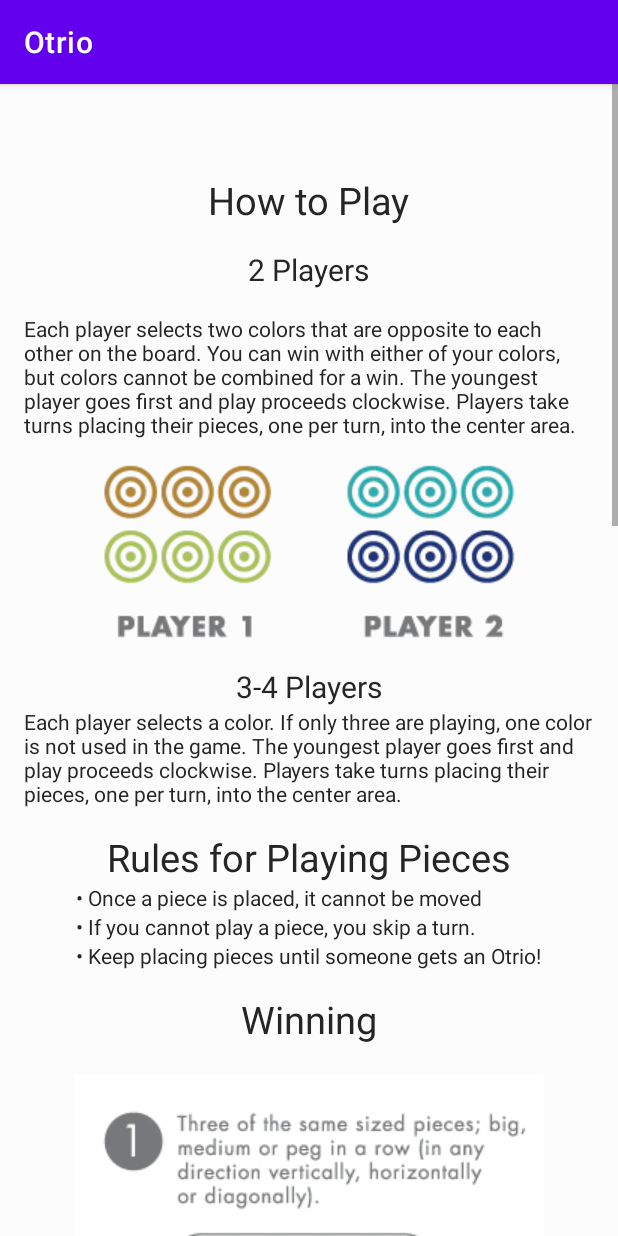
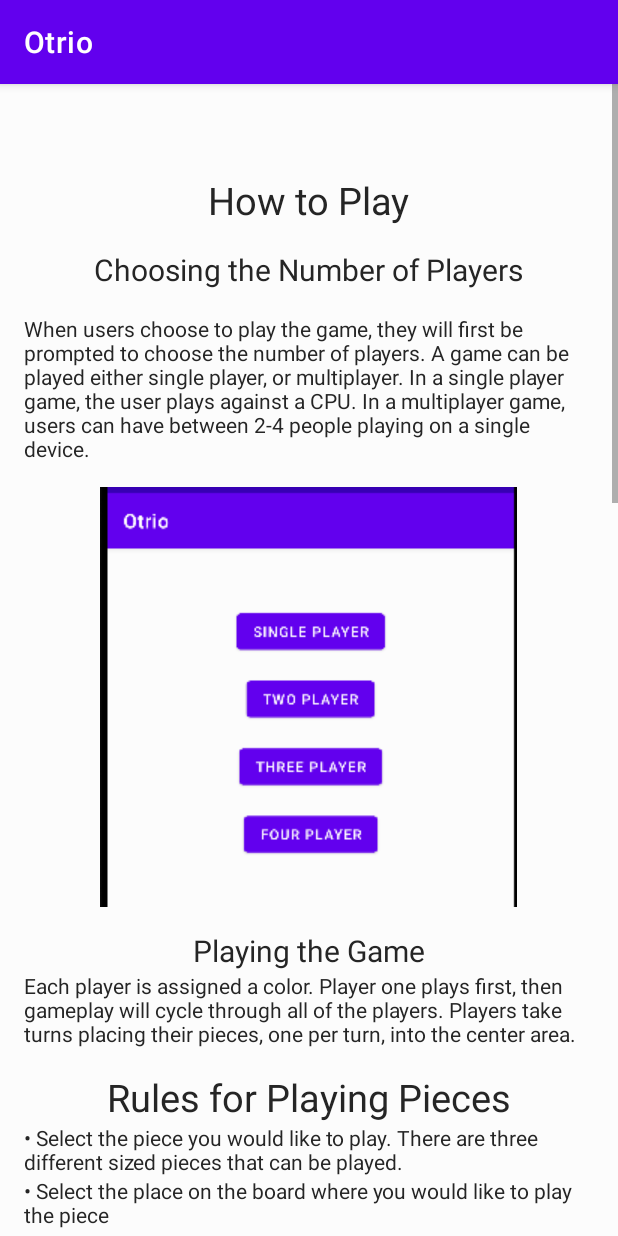
Before and after one commit to ammarkn/otrio-app, an Android app: the InstructionsActivity screen opened directly, with no data from a screen before it, on a phone screen of 412 x 824 dp. Run offline under Robolectric (Android 15) with nearby library versions, the phone set to English and light mode, and no system bars.

Commit message:
Updated instructions

```diff
--- a/app/src/main/res/layout/activity_instructions.xml
+++ b/app/src/main/res/layout/activity_instructions.xml
@@ -1,6 +1,5 @@
 <?xml version="1.0" encoding="utf-8"?>
 <androidx.constraintlayout.widget.ConstraintLayout xmlns:android="http://schemas.android.com/apk/res/android"
-    xmlns:app="http://schemas.android.com/apk/res-auto"
     xmlns:tools="http://schemas.android.com/tools"
     android:layout_width="match_parent"
     android:layout_height="match_parent"
@@ -22,7 +21,7 @@
         <TextView
             android:layout_width="wrap_content"
             android:layout_height="wrap_content"
-            android:text="How to Play"
+            android:text="@string/how_to_play"
             android:textSize="25sp"
             android:layout_marginBottom="15dp"
             android:textColor="@color/text_color"
@@ -31,7 +30,7 @@
         <TextView
             android:layout_width="wrap_content"
             android:layout_height="wrap_content"
-            android:text="2 Players"
+            android:text="@string/choosing_the_number_of_players"
             android:textSize="20sp"
             android:textColor="@color/text_color"
             />
@@ -39,20 +38,20 @@
             android:padding="16dp"
             android:layout_width="wrap_content"
             android:layout_height="wrap_content"
-            android:text="Each player selects two colors that are opposite to each other on the board. You can win with either of your colors, but colors cannot be combined for a win. The youngest player goes first and play proceeds clockwise. Players take turns placing their pieces, one per turn, into the center area."
+            android:text="@string/choose_players_dialogue"
             android:textColor="@color/text_color"
             />
         <ImageView
             android:layout_width="wrap_content"
             android:layout_height="wrap_content"
-            android:src="@drawable/two_players"
+            android:src="@drawable/choose_players"
             android:layout_marginBottom="15dp"
             android:textColor="@color/text_color"
             />
         <TextView
             android:layout_width="wrap_content"
             android:layout_height="wrap_content"
-            android:text="3-4 Players"
+            android:text="@string/playing_the_game"
             android:textSize="20sp"
             android:textColor="@color/text_color"
             />
@@ -61,7 +60,7 @@
             android:paddingHorizontal="16dp"
             android:layout_width="wrap_content"
             android:layout_height="wrap_content"
-            android:text="Each player selects a color. If only three are playing, one color is not used in the game. The youngest player goes first and play proceeds clockwise. Players take turns placing their pieces, one per turn, into the center area."
+            android:text="@string/playing_game_dialogue"
             android:layout_marginBottom="15dp"
             android:textColor="@color/text_color"
             />
@@ -69,7 +68,7 @@
         <TextView
             android:layout_width="wrap_content"
             android:layout_height="wrap_content"
-            android:text="Rules for Playing Pieces"
+            android:text="@string/rules_for_playing_pieces"
             android:textSize="25sp"
             android:textColor="@color/text_color"
             />
@@ -82,28 +81,46 @@
         <TextView
             android:layout_width="wrap_content"
             android:layout_height="wrap_content"
-            android:text="• Once a piece is placed, it cannot be moved"
+            android:text="@string/rule_1"
             android:textColor="@color/text_color"
+            android:paddingHorizontal="16dp"
             />
         <TextView
             android:layout_width="wrap_content"
             android:layout_height="wrap_content"
-            android:text="• If you cannot play a piece, you skip a turn."
+            android:text="@string/rule_2"
+            android:textColor="@color/text_color"
+            android:paddingHorizontal="16dp"
+            />
+        <TextView
+            android:layout_width="wrap_content"
+            android:layout_height="wrap_content"
+            android:text="@string/rule_3"
+            android:textColor="@color/text_color"
+            android:paddingHorizontal="16dp"
+            />
+
+        <TextView
+            android:layout_width="wrap_content"
+            android:layout_height="wrap_content"
+            android:text="@string/rule_4"
+            android:textColor="@color/text_color"
+            android:paddingHorizontal="16dp"
+            />
+        </LinearLayout>
+
+        <ImageView
+            android:layout_width="wrap_content"
+            android:layout_height="wrap_content"
+            android:src="@drawable/player_pieces"
+            android:layout_marginBottom="15dp"
             android:textColor="@color/text_color"
             />
 
         <TextView
             android:layout_width="wrap_content"
             android:layout_height="wrap_content"
-            android:text="• Keep placing pieces until someone gets an Otrio!"
-            android:textColor="@color/text_color"
-            />
-        </LinearLayout>
-
-        <TextView
-            android:layout_width="wrap_content"
-            android:layout_height="wrap_content"
-            android:text="Winning"
+            android:text="@string/winning"
             android:textSize="25sp"
             android:textColor="@color/text_color"
             />
@@ -114,20 +131,48 @@
             android:textColor="@color/text_color"
             />
 
+        <TextView
+            android:layout_width="wrap_content"
+            android:layout_height="wrap_content"
+            android:text="@string/win_1"
+            android:textColor="@color/text_color"
+            android:layout_marginBottom="15dp"
+            android:paddingHorizontal="16dp"
+            />
+
         <ImageView
             android:layout_width="wrap_content"
             android:layout_height="wrap_content"
-            android:src="@drawable/winning_1"
+            android:src="@drawable/samepiecewin"
+            android:layout_marginBottom="15dp"
+            />
+        <TextView
+            android:layout_width="wrap_content"
+            android:layout_height="wrap_content"
+            android:text="@string/win_2"
+            android:textColor="@color/text_color"
+            android:layout_marginBottom="15dp"
+            android:paddingHorizontal="16dp"
             />
         <ImageView
             android:layout_width="wrap_content"
             android:layout_height="wrap_content"
-            android:src="@drawable/winning_2"
+            android:src="@drawable/samespacewin"
+            android:layout_marginBottom="15dp"
+            />
+        <TextView
+            android:layout_width="wrap_content"
+            android:layout_height="wrap_content"
+            android:text="@string/win_3"
+            android:textColor="@color/text_color"
+            android:layout_marginBottom="15dp"
+            android:paddingHorizontal="16dp"
             />
         <ImageView
             android:layout_width="wrap_content"
             android:layout_height="wrap_content"
-            android:src="@drawable/winning_3"
+            android:src="@drawable/descendingwin"
+            android:layout_marginBottom="15dp"
             android:scaleType="fitStart"
 
             />
@@ -137,7 +182,7 @@
             android:layout_height="wrap_content"
             android:gravity="center_vertical|center_horizontal"
             android:layout_marginBottom="70dp"
-            android:text="Play Game" />
+            android:text="@string/play_game" />
 
 
     </LinearLayout>
--- a/app/src/main/res/values/strings.xml
+++ b/app/src/main/res/values/strings.xml
@@ -90,4 +90,19 @@
     <string name="offmode">Off</string>
     <string name="player_1_wins">Player 1 Wins:</string>
     <string name="player_2_wins">Player 2 Wins:</string>
+    <string name="how_to_play">How to Play</string>
+    <string name="choosing_the_number_of_players">Choosing the Number of Players</string>
+    <string name="choose_players_dialogue">When users choose to play the game, they will first be prompted to choose the number of players. A game can be played either single player, or multiplayer. In a single player game, the user plays against a CPU. In a multiplayer game, users can have between 2-4 people playing on a single device.</string>
+    <string name="playing_the_game">Playing the Game</string>
+    <string name="playing_game_dialogue">Each player is assigned a color. Player one plays first, then gameplay will cycle through all of the players. Players take turns placing their pieces, one per turn, into the center area.</string>
+    <string name="rules_for_playing_pieces">Rules for Playing Pieces</string>
+    <string name="rule_1">• Select the piece you would like to play. There are three different sized pieces that can be played.</string>
+    <string name="rule_2">• Select the place on the board where you would like to play the piece</string>
+    <string name="rule_3">• If the piece can be played, the piece will appear on the board, and it will change to the next player\'s turn</string>
+    <string name="rule_4">• Keep placing pieces until someone gets an Otrio!</string>
+    <string name="winning">Winning</string>
+    <string name="win_1">There are three ways to win the game. The first way of winning is to get three pieces of the same size in a row either veritcally, horizontally, or diagonally. In the image below, the red player wins with three big pieces in a row diagonally.</string>
+    <string name="win_2">The second way of winning is to get all three of your pieces, one of each size, in the same location on the board. In the image below, red wins by filling up the middle left spot on the board.</string>
+    <string name="win_3">The third way of winning to get three pieces of ascending or descending size in a row, either vertically, horizontally, or diagonally. In the image below, red player wins by having three pieces of ascending size horizontally across the top row.</string>
+    <string name="play_game">Play Game</string>
 </resources>
```
Also changed, not shown: app/src/main/res/drawable/choose_players.PNG (added), app/src/main/res/drawable/descendingwin.PNG (added), app/src/main/res/drawable/player_pieces.PNG (added), app/src/main/res/drawable/samepiecewin.PNG (added), app/src/main/res/drawable/samespacewin.PNG (added).
